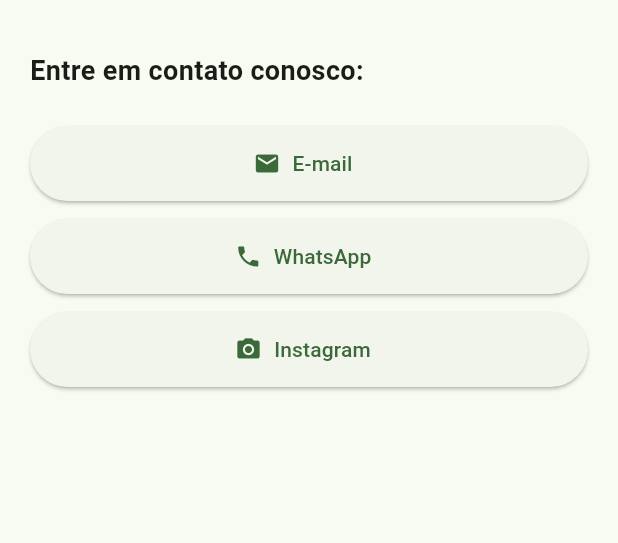
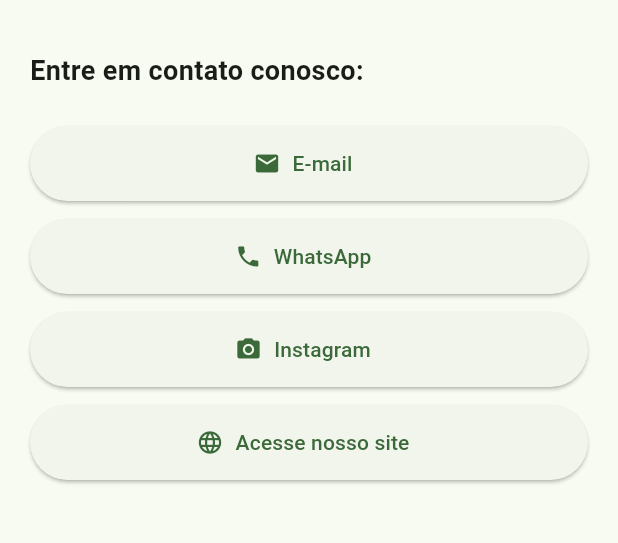
Before and after one commit to luizfelipe28062010-max/DesbraVapp.APP, a Flutter app: the screen it shows after launch, in the side drawer, after a tap on "Contate-nos", on a phone screen of 412 x 824 dp, the part 63-606 px from its top. Run offline on Flutter 3.47's test engine with Material 3 defaults, Android fonts, the phone set to English and light mode, and no system bars; our stand-ins replace image_picker, shared_preferences, supabase_flutter; accounts and stored records are empty.

Commit message:
Meu primeiro commit

```diff
--- a/lib/screens/contato_screen.dart
+++ b/lib/screens/contato_screen.dart
@@ -53,6 +53,15 @@
               ),
               onPressed: () => _abrir('https://instagram.com/seuinstagram'),
             ),
+            const SizedBox(height: 12),
+            ElevatedButton.icon(
+              icon: const Icon(Icons.language),
+              label: const Text('Acesse nosso site'),
+              style: ElevatedButton.styleFrom(
+                minimumSize: const Size(double.infinity, 50),
+              ),
+              onPressed: () => _abrir('https://desbra-vapp-vercel.vercel.app/'),
+            ),
           ],
         ),
       ),
```
